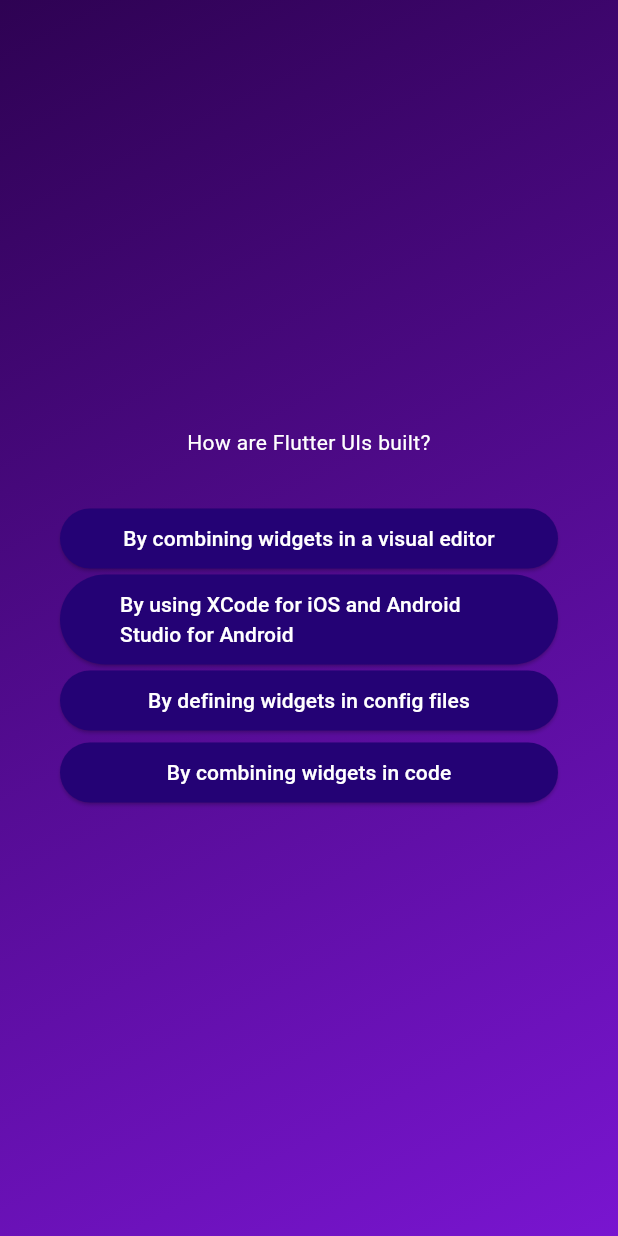
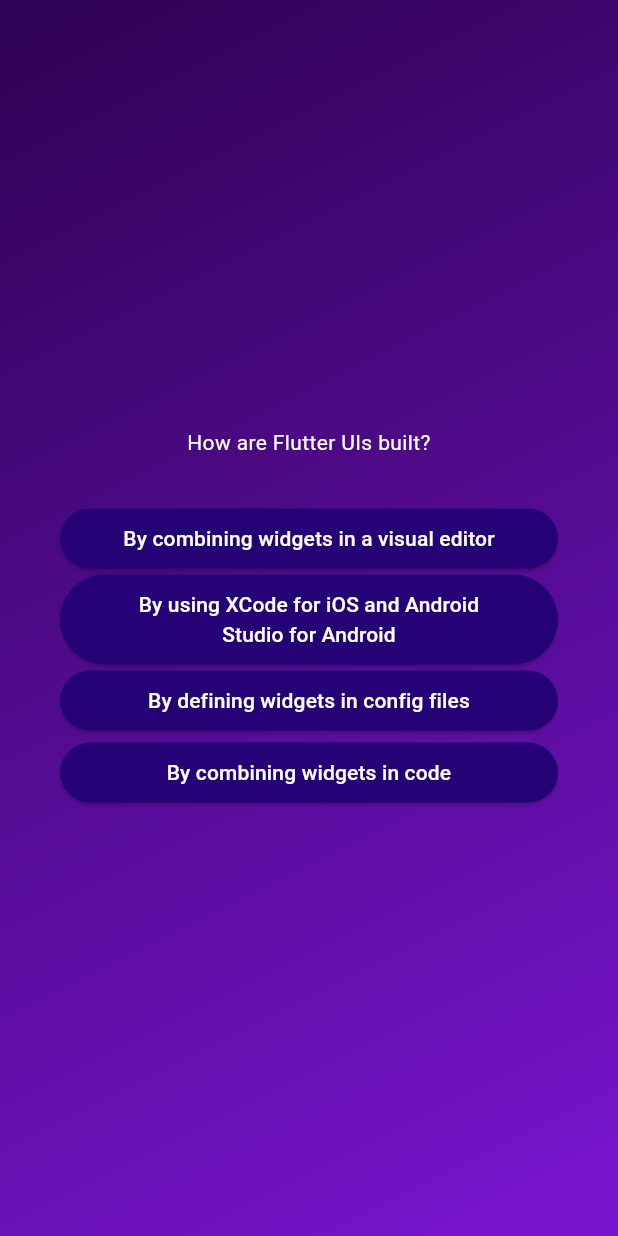
Before and after one commit to Defalt2-O/Quiz_App, a Flutter app: the screen it shows after launch, after a tap on "Start Quiz", after a tap on "Components", on a phone screen of 412 x 824 dp. Run offline on Flutter 3.47's test engine with Material 3 defaults, Android fonts, the phone set to English and light mode, and no system bars.

Commit message:
Text of Answer buttons is now centered.

```diff
--- a/lib/answer_button.dart
+++ b/lib/answer_button.dart
@@ -18,7 +18,7 @@ class AnswerButton extends StatelessWidget {
         ),
       ),
       onPressed: onTap,
-      child: Text(answerText),
+      child: Text(answerText, textAlign: TextAlign.center),
     );
   }
 }
```
